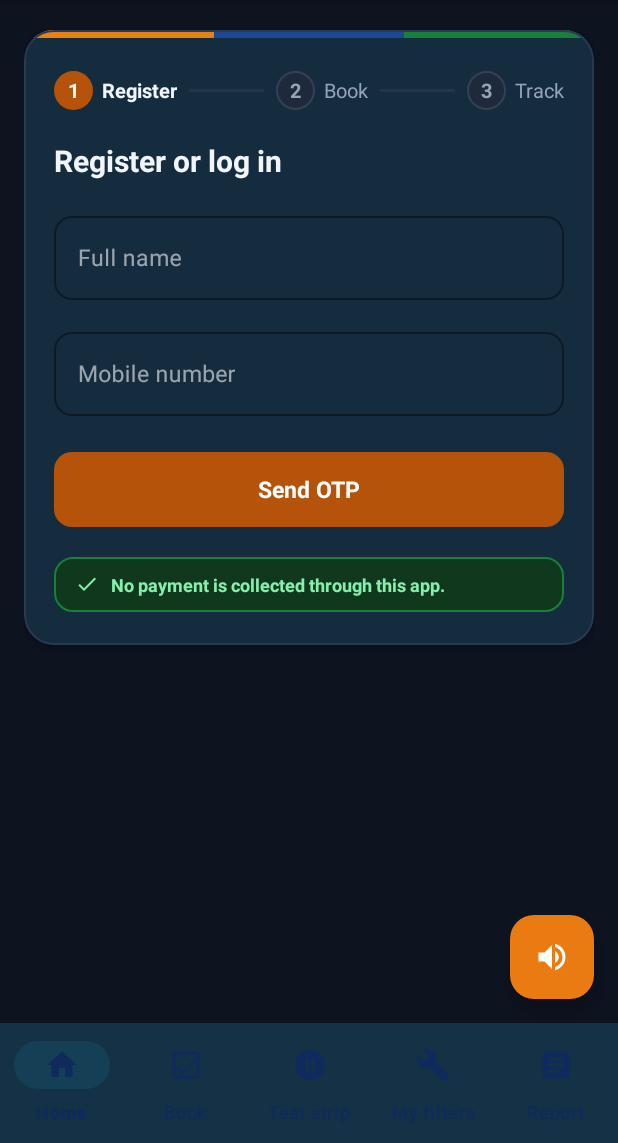
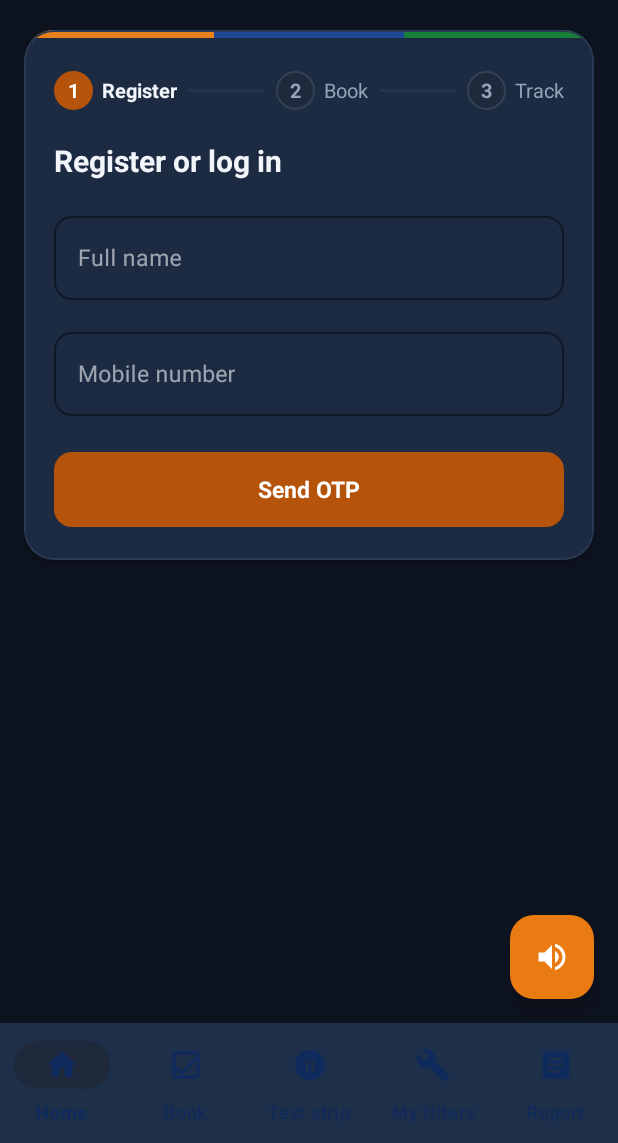
Before and after one commit to Manushree-S/Filter_Saathi, an Android app: the RegisterFragment screen opened through its navigation route, on a phone screen of 412 x 824 dp, the part 93-1236 px from its top. Run offline under Robolectric (Android 15) with nearby library versions, the phone set to English and light mode, and no system bars; our stand-ins replace Dagger/Hilt's generated code, navigation-ui; 3 statements that could not run were skipped.

Commit message:
style: catchy no-payments badge on home only, polish dark mode system bar legibility

```diff
--- a/app/src/main/res/layout/fragment_register.xml
+++ b/app/src/main/res/layout/fragment_register.xml
@@ -247,36 +247,6 @@
                         android:clickable="true"
                         android:focusable="true" />
 
-                    <!-- No payments green notice -->
-                    <LinearLayout
-                        android:id="@+id/noticeNoPayments"
-                        android:layout_width="match_parent"
-                        android:layout_height="wrap_content"
-                        android:orientation="horizontal"
-                        android:gravity="center_vertical"
-                        android:background="@drawable/bg_notice_green"
-                        android:layout_marginTop="20dp"
-                        android:paddingHorizontal="14dp"
-                        android:paddingVertical="10dp">
-
-                        <ImageView
-                            android:layout_width="16dp"
-                            android:layout_height="16dp"
-                            android:src="@drawable/ic_check"
-                            android:contentDescription="@null"
-                            app:tint="@color/alert_green_text" />
-
-                        <TextView
-                            android:layout_width="0dp"
-                            android:layout_height="wrap_content"
-                            android:layout_weight="1"
-                            android:layout_marginStart="8dp"
-                            android:text="@string/ui_no_pay"
-                            android:textColor="@color/alert_green_text"
-                            android:textSize="12sp"
-                            android:textStyle="bold" />
-                    </LinearLayout>
-
                 </LinearLayout>
 
             </LinearLayout>
--- a/app/src/main/res/values-night/themes.xml
+++ b/app/src/main/res/values-night/themes.xml
@@ -1,29 +1,36 @@
+<?xml version="1.0" encoding="utf-8"?>
 <resources xmlns:tools="http://schemas.android.com/tools">
-    <!-- Base application dark theme. -->
+    <!-- Dark Mode Application Theme -->
     <style name="Theme.FilterSaathi" parent="Theme.Material3.DayNight.NoActionBar">
-        <item name="colorPrimary">@color/aqua</item>
-        <item name="colorOnPrimary">#0F2A5C</item>
-        <item name="colorPrimaryContainer">@color/secondary_blue</item>
-        <item name="colorOnPrimaryContainer">#FFFFFF</item>
+        <!-- Primary brand colors -->
+        <item name="colorPrimary">#60A5FA</item>
+        <item name="colorOnPrimary">#0F172A</item>
+        <item name="colorPrimaryContainer">#1E293B</item>
+        <item name="colorOnPrimaryContainer">#F8FAFC</item>
 
-        <item name="colorSecondary">@color/aqua</item>
-        <item name="colorOnSecondary">#0F2A5C</item>
-        <item name="colorSecondaryContainer">@color/aqua_tint</item>
-        <item name="colorOnSecondaryContainer">#FFFFFF</item>
+        <!-- Secondary brand colors -->
+        <item name="colorSecondary">#38BDF8</item>
+        <item name="colorOnSecondary">#0F172A</item>
+        <item name="colorSecondaryContainer">#1E293B</item>
+        <item name="colorOnSecondaryContainer">#F8FAFC</item>
 
+        <!-- Tertiary brand color (Saffron CTA) -->
         <item name="colorTertiary">@color/accent_saffron</item>
         <item name="colorOnTertiary">#FFFFFF</item>
 
+        <!-- Background & Surface -->
         <item name="android:colorBackground">@color/background_light</item>
         <item name="colorSurface">@color/surface_card_light</item>
         <item name="colorOnSurface">@color/text_primary_light</item>
         <item name="colorSurfaceVariant">@color/background_light</item>
         <item name="colorOnSurfaceVariant">@color/text_secondary_light</item>
 
-        <item name="android:statusBarColor">#0D131F</item>
+        <!-- Status bar and navigation bar (Seamless dark surfaces) -->
+        <item name="android:statusBarColor">@color/surface_card_light</item>
         <item name="android:windowLightStatusBar" tools:targetApi="m">false</item>
-        <item name="android:navigationBarColor">#162032</item>
+        <item name="android:navigationBarColor">@color/surface_card_light</item>
 
+        <!-- Shapes -->
         <item name="shapeAppearanceSmallComponent">@style/ShapeAppearance.FilterSaathi.Small</item>
         <item name="shapeAppearanceMediumComponent">@style/ShapeAppearance.FilterSaathi.Medium</item>
         <item name="shapeAppearanceLargeComponent">@style/ShapeAppearance.FilterSaathi.Large</item>
--- a/app/src/main/res/values/ui_strings.xml
+++ b/app/src/main/res/values/ui_strings.xml
@@ -19,7 +19,7 @@
     <string name="ui_c2t">Verifies and routes it.</string>
     <string name="ui_c3">BWSSB or installer</string>
     <string name="ui_c3t">Surveys and installs.</string>
-    <string name="ui_no_pay">No payment is collected through this app.</string>
+    <string name="ui_no_pay">100% Free · No Payments Collected</string>
     <string name="ui_g_live">Live readings</string>
     <string name="ui_g_tds">TDS · pH · level</string>
     <string name="ui_g_sed">Sediment</string>
```
Also changed, not shown: app/src/main/res/layout/fragment_book.xml (+0 -30 lines), app/src/main/res/layout/fragment_home.xml (+0 -30 lines), app/src/main/res/layout/fragment_otp.xml (+0 -30 lines), 1 other file.
